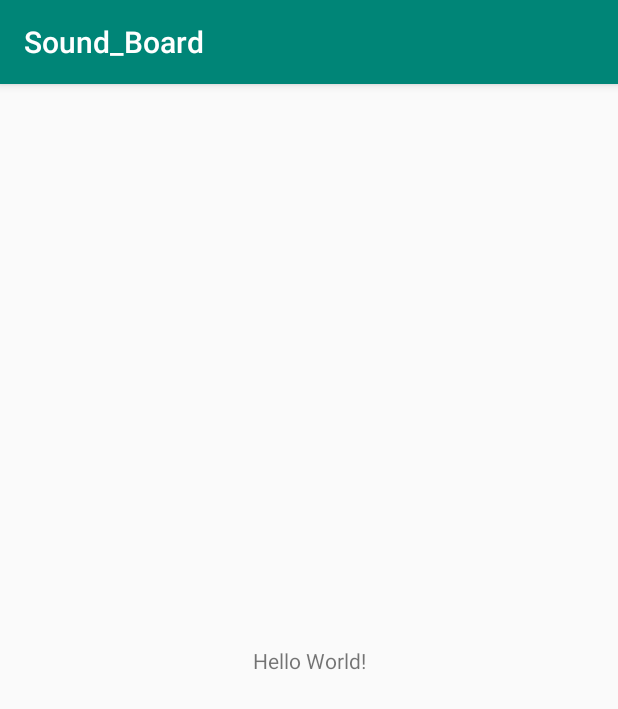
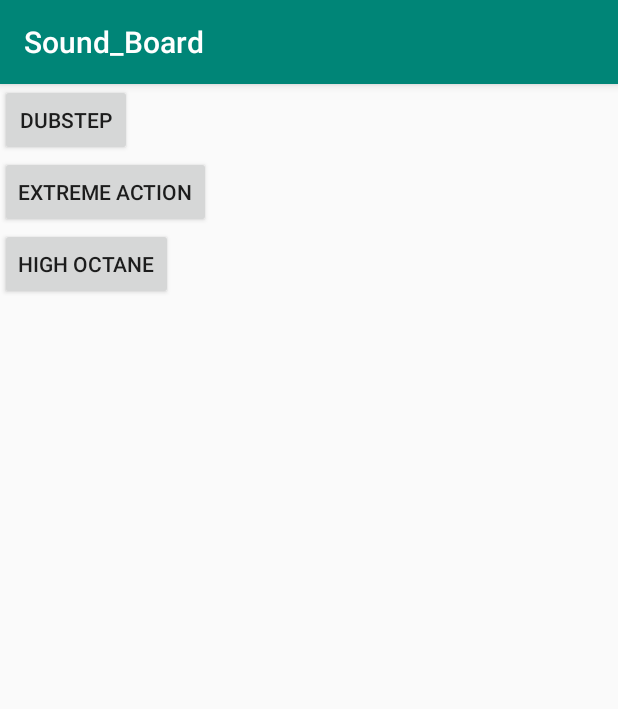
Before and after one commit to 02kristianshyiak/Sound_Board, an Android app: the screen it shows after launch (MainActivity), on a phone screen of 412 x 824 dp. Shown: the top 709 px of the screen. Run offline under Robolectric (Android 15) with nearby library versions, the phone set to English and light mode, and no system bars.

Commit message:
Add 3 new mains and three buttons

```diff
--- a/app/src/main/AndroidManifest.xml
+++ b/app/src/main/AndroidManifest.xml
@@ -9,6 +9,9 @@
         android:roundIcon="@mipmap/ic_launcher_round"
         android:supportsRtl="true"
         android:theme="@style/AppTheme">
+        <activity android:name=".Main4Activity"></activity>
+        <activity android:name=".Main3Activity" />
+        <activity android:name=".Main2Activity" />
         <activity android:name=".MainActivity">
             <intent-filter>
                 <action android:name="android.intent.action.MAIN" />
--- a/app/src/main/java/com/example/sound_board/MainActivity.java
+++ b/app/src/main/java/com/example/sound_board/MainActivity.java
@@ -3,12 +3,25 @@ package com.example.sound_board;
 import androidx.appcompat.app.AppCompatActivity;
 
 import android.os.Bundle;
+import android.view.View;
+import android.widget.Button;
 
 public class MainActivity extends AppCompatActivity {
+    private Button dub;
+    private Button extre;
+    private Button high;
 
     @Override
     protected void onCreate(Bundle savedInstanceState) {
         super.onCreate(savedInstanceState);
         setContentView(R.layout.activity_main);
+
+        dub = (Button) findViewById(R.id.dub);
+        dub.setOnClickListener(new View.OnClickListener() {
+            @Override
+            public void onClick(View view) {
+                openMain2Activity();
+            }
+        });
     }
 }
--- a/app/src/main/res/layout/activity_main.xml
+++ b/app/src/main/res/layout/activity_main.xml
@@ -1,18 +1,28 @@
 <?xml version="1.0" encoding="utf-8"?>
-<androidx.constraintlayout.widget.ConstraintLayout xmlns:android="http://schemas.android.com/apk/res/android"
-    xmlns:app="http://schemas.android.com/apk/res-auto"
+<RelativeLayout xmlns:android="http://schemas.android.com/apk/res/android"
     xmlns:tools="http://schemas.android.com/tools"
     android:layout_width="match_parent"
     android:layout_height="match_parent"
     tools:context=".MainActivity">
 
-    <TextView
+    <Button
         android:layout_width="wrap_content"
         android:layout_height="wrap_content"
-        android:text="Hello World!"
-        app:layout_constraintBottom_toBottomOf="parent"
-        app:layout_constraintLeft_toLeftOf="parent"
-        app:layout_constraintRight_toRightOf="parent"
-        app:layout_constraintTop_toTopOf="parent" />
+        android:id="@+id/dub"
+        android:text="Dubstep" />
 
-</androidx.constraintlayout.widget.ConstraintLayout>
+    <Button
+        android:layout_width="wrap_content"
+        android:layout_height="wrap_content"
+        android:id="@+id/extre"
+        android:layout_below="@id/dub"
+        android:text="Extreme Action" />
+
+    <Button
+        android:layout_width="wrap_content"
+        android:layout_height="wrap_content"
+        android:id="@+id/high"
+        android:layout_below="@id/extre"
+        android:text="High Octane"/>
+
+</RelativeLayout>
```
Also changed, not shown: app/src/main/java/com/example/sound_board/Main2Activity.java (added, +14 -0 lines), app/src/main/java/com/example/sound_board/Main3Activity.java (added, +14 -0 lines), app/src/main/java/com/example/sound_board/Main4Activity.java (added, +14 -0 lines), app/src/main/res/layout/activity_main2.xml (added, +9 -0 lines), app/src/main/res/layout/activity_main3.xml (added, +9 -0 lines), app/src/main/res/layout/activity_main4.xml (added, +9 -0 lines), 3 other files.
